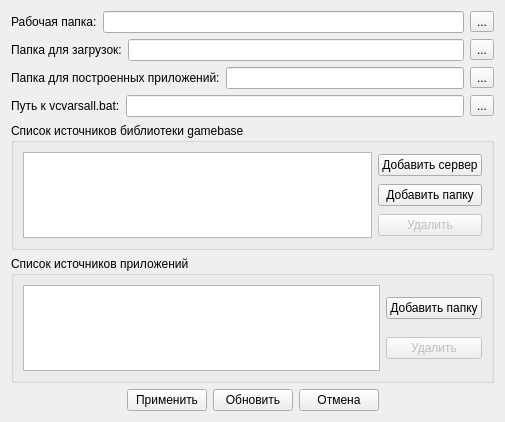
Before: the Qt Designer form manager/settingsform.ui in TheMrButcher/gamebase_manager, drawn with Qt 5.
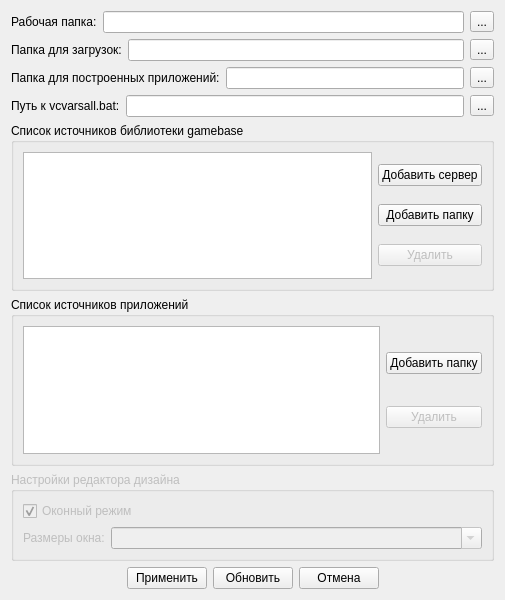
After: the same form once the commit is applied. Icons and pictures are not drawn.

Commit message:
Added design editor settings
Closed #51

The edit to the form file:
```diff
--- a/manager/settingsform.ui
+++ b/manager/settingsform.ui
@@ -7,7 +7,7 @@
     <x>0</x>
     <y>0</y>
     <width>505</width>
-    <height>422</height>
+    <height>600</height>
    </rect>
   </property>
   <property name="windowTitle">
@@ -312,6 +312,52 @@
      </layout>
     </widget>
    </item>
+   <item>
+    <widget class="QGroupBox" name="editorSettings">
+     <property name="enabled">
+      <bool>false</bool>
+     </property>
+     <property name="title">
+      <string>Настройки редактора дизайна</string>
+     </property>
+     <layout class="QVBoxLayout" name="verticalLayout">
+      <item>
+       <widget class="QCheckBox" name="windowModeCheckBox">
+        <property name="text">
+         <string>Оконный режим</string>
+        </property>
+        <property name="checked">
+         <bool>true</bool>
+        </property>
+       </widget>
+      </item>
+      <item>
+       <layout class="QHBoxLayout" name="horizontalLayout_3">
+        <item>
+         <widget class="QLabel" name="dimensionsLabel">
+          <property name="text">
+           <string>Размеры окна:</string>
+          </property>
+         </widget>
+        </item>
+        <item>
+         <widget class="QComboBox" name="dimensionsComboBox">
+          <property name="sizePolicy">
+           <sizepolicy hsizetype="Preferred" vsizetype="Fixed">
+            <horstretch>1</horstretch>
+            <verstretch>0</verstretch>
+           </sizepolicy>
+          </property>
+          <property name="editable">
+           <bool>true</bool>
+          </property>
+         </widget>
+        </item>
+       </layout>
+      </item>
+     </layout>
+    </widget>
+   </item>
    <item>
     <layout class="QHBoxLayout" name="horizontalLayout_8">
      <item>
```
The commit also changes 4 other files.
